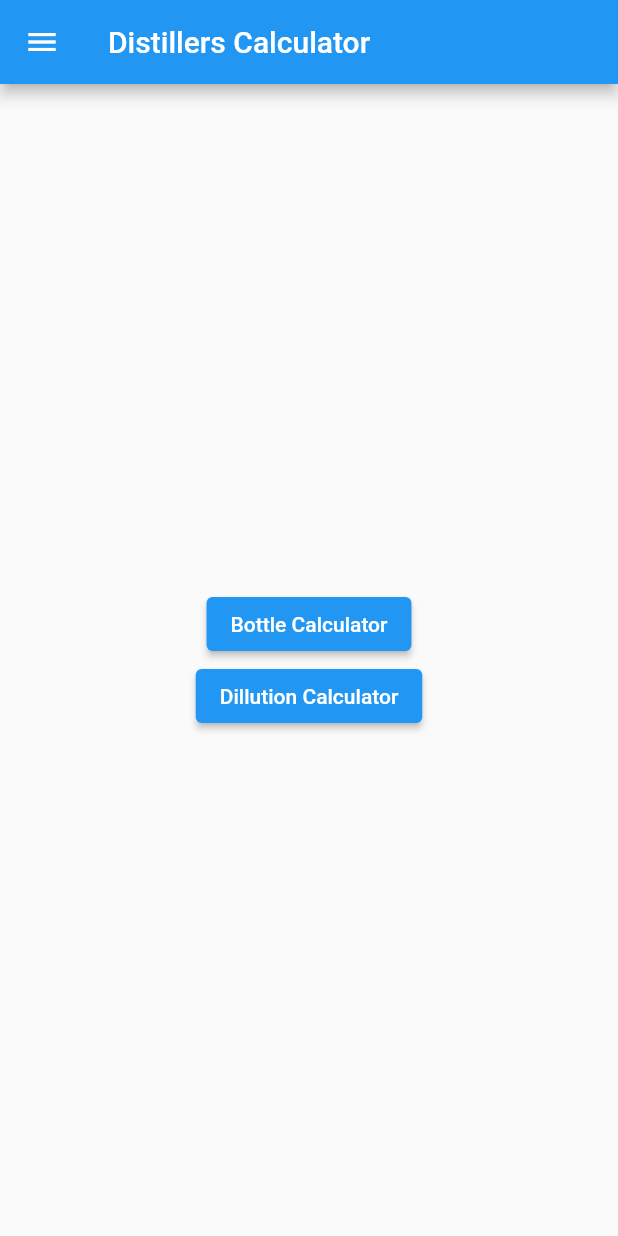
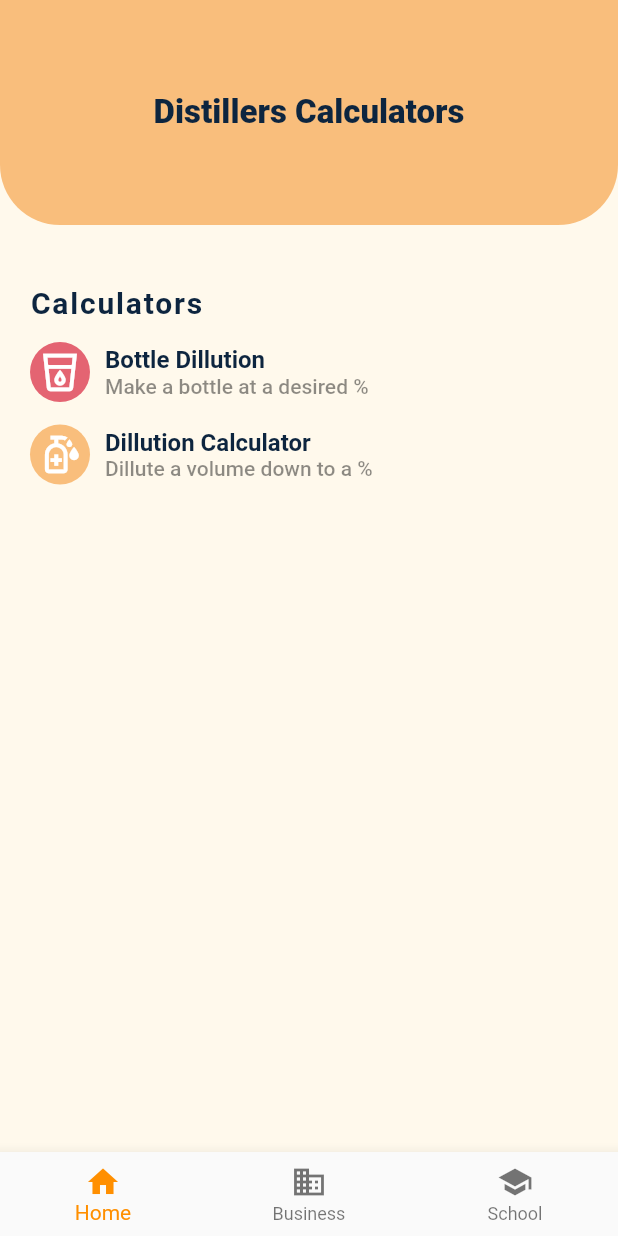
Before and after one commit to BillKeenan/still_it, a Flutter app: the screen it shows after launch, on a phone screen of 412 x 824 dp. Run offline on Flutter 3.47's test engine with Material 2 defaults, Android fonts, the phone set to English and light mode, and no system bars; Roboto replaces fonts that are missing (Poppins).

Commit message:
added theme, and new footer menu. buttons not wired yet.

```diff
--- a/lib/main.dart
+++ b/lib/main.dart
@@ -1,6 +1,7 @@
 import 'package:flutter/material.dart';
 import 'package:still_it/routes.dart';
 import 'package:still_it/screens/home/home.dart';
+import 'package:still_it/theme/colors/light_colors.dart';
 
 void main() {
   runApp(MyApp());
@@ -11,22 +12,15 @@ class MyApp extends StatelessWidget {
   @override
   Widget build(BuildContext context) {
     return MaterialApp(
+      theme: ThemeData(
+        primarySwatch: Colors.blue,
+        textTheme: Theme.of(context).textTheme.apply(
+            bodyColor: LightColors.kDarkBlue,
+            displayColor: LightColors.kDarkBlue,
+            fontFamily: 'Poppins'),
+      ),
       title: 'Still it Calculator',
-      theme: ThemeData(
-        // This is the theme of your application.
-        //
-        // Try running your application with "flutter run". You'll see the
-        // application has a blue toolbar. Then, without quitting the app, try
-        // changing the primarySwatch below to Colors.green and then invoke
-        // "hot reload" (press "r" in the console where you ran "flutter run",
-        // or simply save your changes to "hot reload" in a Flutter IDE).
-        // Notice that the counter didn't reset back to zero; the application
-        // is not restarted.
-        primarySwatch: Colors.blue,
-      ),
-      home: MyHomePage(
-        title: 'Distillers Calculator',
-      ),
+      home: HomePage(),
       routes: routes,
     );
   }
--- a/lib/screens/home/home.dart
+++ b/lib/screens/home/home.dart
@@ -1,105 +1,145 @@
 import 'package:flutter/material.dart';
+import 'package:still_it/theme/colors/light_colors.dart';
+import 'package:still_it/widgets/TaskColumn.dart';
+import 'package:still_it/widgets/TopContainer.dart';
+import 'package:still_it/widgets/footer.dart';
 
-class MyHomePage extends StatefulWidget {
-  MyHomePage({Key? key, required this.title}) : super(key: key);
+class HomePage extends StatelessWidget {
+  var _selectedIndex = 0;
 
-  // This widget is the home page of your application. It is stateful, meaning
-  // that it has a State object (defined below) that contains fields that affect
-  // how it looks.
+  Text subheading(String title) {
+    return Text(
+      title,
+      style: TextStyle(
+          color: LightColors.kDarkBlue,
+          fontSize: 20.0,
+          fontWeight: FontWeight.w700,
+          letterSpacing: 1.2),
+    );
+  }
 
-  // This class is the configuration for the state. It holds the values (in this
-  // case the title) provided by the parent (in this case the App widget) and
-  // used by the build method of the State. Fields in a Widget subclass are
-  // always marked "final".
-
-  final String title;
+  static CircleAvatar calendarIcon() {
+    return CircleAvatar(
+      radius: 25.0,
+      backgroundColor: LightColors.kGreen,
+      child: Icon(
+        Icons.calendar_today,
+        size: 20.0,
+        color: Colors.white,
+      ),
+    );
+  }
 
   @override
-  _MyHomePageState createState() => _MyHomePageState();
-}
-
-class _MyHomePageState extends State<MyHomePage> {
-  @override
   Widget build(BuildContext context) {
-    // This method is rerun every time setState is called, for instance as done
-    // by the _incrementCounter method above.
-    //
-    // The Flutter framework has been optimized to make rerunning build methods
-    // fast, so that you can just rebuild anything that needs updating rather
-    // than having to individually change instances of widgets.
+    double width = MediaQuery.of(context).size.width;
     return Scaffold(
-        appBar: AppBar(
-          // Here we take the value from the MyHomePage object that was created by
-          // the App.build method, and use it to set our appbar title.
-          title: Text(widget.title),
+      backgroundColor: LightColors.kLightYellow,
+      bottomNavigationBar: BottomNavigationBar(
+        items: const <BottomNavigationBarItem>[
+          BottomNavigationBarItem(
+            icon: Icon(Icons.home),
+            label: 'Home',
           ),
-        body: Center(
-          // Center is a layout widget. It takes a single child and positions it
-          // in the middle of the parent.
+          BottomNavigationBarItem(
+            icon: Icon(Icons.business),
+            label: 'Business',
+          ),
+          BottomNavigationBarItem(
+            icon: Icon(Icons.school),
+            label: 'School',
+          ),
+        ],
+        currentIndex: _selectedIndex,
+        selectedItemColor: Colors.amber[800],
+        onTap: _onItemTapped,
+      ),
+      body: SafeArea(
         child: Column(
-            // Column is also a layout widget. It takes a list of children and
-            // arranges them vertically. By default, it sizes itself to fit its
-            // children horizontally, and tries to be as tall as its parent.
-            //
-            // Invoke "debug painting" (press "p" in the console, choose the
-            // "Toggle Debug Paint" action from the Flutter Inspector in Android
-            // Studio, or the "Toggle Debug Paint" command in Visual Studio Code)
-            // to see the wireframe for each widget.
-            //
-            // Column has various properties to control how it sizes itself and
-            // how it positions its children. Here we use mainAxisAlignment to
-            // center the children vertically; the main axis here is the vertical
-            // axis because Columns are vertical (the cross axis would be
-            // horizontal).
-            mainAxisAlignment: MainAxisAlignment.center,
           children: <Widget>[
-              ElevatedButton(
-                onPressed: () {
-                  Navigator.pushNamed(context, '/Volume');
-                },
-                child: Text('Bottle Calculator'),
+            TopContainer(
+              height: 150,
+              width: width,
+              padding: EdgeInsets.all(10),
+              child: Column(
+                  mainAxisAlignment: MainAxisAlignment.spaceEvenly,
+                  children: <Widget>[
+                    Padding(
+                      padding: const EdgeInsets.symmetric(
+                          horizontal: 0, vertical: 0.0),
+                      child: Row(
+                        crossAxisAlignment: CrossAxisAlignment.center,
+                        mainAxisAlignment: MainAxisAlignment.spaceEvenly,
+                        children: <Widget>[
+                          Column(
+                            crossAxisAlignment: CrossAxisAlignment.center,
+                            children: <Widget>[
+                              Container(
+                                child: Text(
+                                  'Distillers Calculators',
+                                  textAlign: TextAlign.start,
+                                  style: TextStyle(
+                                    fontSize: 22.0,
+                                    color: LightColors.kDarkBlue,
+                                    fontWeight: FontWeight.w800,
                                   ),
-              ElevatedButton(
-                onPressed: () {
-                  Navigator.pushNamed(context, '/Dillution');
-                },
-                child: Text('Dillution Calculator'),
+                                ),
+                              ),
+                            ],
+                          )
+                        ],
+                      ),
+                    )
+                  ]),
+            ),
+            Expanded(
+              child: SingleChildScrollView(
+                child: Column(
+                  children: <Widget>[
+                    Container(
+                      color: Colors.transparent,
+                      padding: EdgeInsets.symmetric(
+                          horizontal: 20.0, vertical: 40.0),
+                      child: Column(
+                        children: <Widget>[
+                          Row(
+                            crossAxisAlignment: CrossAxisAlignment.center,
+                            mainAxisAlignment: MainAxisAlignment.spaceBetween,
+                            children: <Widget>[
+                              subheading('Calculators'),
+                            ],
+                          ),
+                          SizedBox(height: 15.0),
+                          TaskColumn(
+                            iconSize: 30,
+                            icon: Icons.local_drink_outlined,
+                            iconBackgroundColor: LightColors.kRed,
+                            title: 'Bottle Dillution',
+                            subtitle: 'Make a bottle at a desired %',
+                          ),
+                          SizedBox(
+                            height: 15.0,
+                          ),
+                          TaskColumn(
+                            iconSize: 30,
+                            icon: Icons.sanitizer_outlined,
+                            iconBackgroundColor: LightColors.kDarkYellow,
+                            title: 'Dillution Calculator',
+                            subtitle: 'Dillute a volume down to a %',
+                          ),
+                          SizedBox(height: 15.0),
+                        ],
+                      ),
                     ),
                   ],
                 ),
               ),
-        drawer: Drawer(
-            // Add a ListView to the drawer. This ensures the user can scroll
-            // through the options in the drawer if there isn't enough vertical
-            // space to fit everything.
-            child: ListView(
-                // Important: Remove any padding from the ListView.
-                padding: EdgeInsets.zero,
-                children: [
-              const DrawerHeader(
-                decoration: BoxDecoration(
-                  color: Colors.blue,
             ),
-                child: Text('Drawer Header'),
+          ],
         ),
-              ListTile(
-                title: const Text('Item 10'),
-                onTap: () {
-                  // Update the state of the app
-                  // ...
-                  // Then close the drawer
-                  Navigator.pop(context);
-                },
       ),
-              ListTile(
-                title: const Text('Item 2'),
-                onTap: () {
-                  // Update the state of the app
-                  // ...
-                  // Then close the drawer
-                  Navigator.pop(context);
-                },
-              )
-            ]))); // This trailing comma makes auto-formatting nicer for build methods.
+    );
   }
+
+  void _onItemTapped(int value) {}
 }
--- /dev/null
+++ b/lib/theme/colors/light_colors.dart
@@ -0,0 +1,16 @@
+import 'package:flutter/material.dart';
+
+class LightColors  {
+  static const Color kLightYellow = Color(0xFFFFF9EC);
+  static const Color kLightYellow2 = Color(0xFFFFE4C7);
+  static const Color kDarkYellow = Color(0xFFF9BE7C);
+  static const Color kPalePink = Color(0xFFFED4D6);
+
+  static const Color kRed = Color(0xFFE46472);
+  static const Color kLavender = Color(0xFFD5E4FE);
+  static const Color kBlue = Color(0xFF6488E4);
+  static const Color kLightGreen = Color(0xFFD9E6DC);
+  static const Color kGreen = Color(0xFF309397);
+
+  static const Color kDarkBlue = Color(0xFF0D253F);
+}
--- /dev/null
+++ b/lib/widgets/TaskColumn.dart
@@ -0,0 +1,54 @@
+import 'package:flutter/material.dart';
+
+class TaskColumn extends StatelessWidget {
+  final IconData icon;
+  final Color iconBackgroundColor;
+  final String title;
+  final String subtitle;
+
+  final double iconSize;
+  TaskColumn({
+    required this.icon,
+    required this.iconBackgroundColor,
+    required this.iconSize,
+    required this.title,
+    required this.subtitle,
+  });
+  @override
+  Widget build(BuildContext context) {
+    return Row(
+      crossAxisAlignment: CrossAxisAlignment.center,
+      children: <Widget>[
+        CircleAvatar(
+          radius: 20.0,
+          backgroundColor: iconBackgroundColor,
+          child: Icon(
+            icon,
+            size: iconSize,
+            color: Colors.white,
+          ),
+        ),
+        SizedBox(width: 10.0),
+        Column(
+          crossAxisAlignment: CrossAxisAlignment.start,
+          children: <Widget>[
+            Text(
+              title,
+              style: TextStyle(
+                fontSize: 16.0,
+                fontWeight: FontWeight.w700,
+              ),
+            ),
+            Text(
+              subtitle,
+              style: TextStyle(
+                  fontSize: 14.0,
+                  fontWeight: FontWeight.w500,
+                  color: Colors.black45),
+            ),
+          ],
+        )
+      ],
+    );
+  }
+}
--- /dev/null
+++ b/lib/widgets/TopContainer.dart
@@ -0,0 +1,31 @@
+import 'package:flutter/material.dart';
+import 'package:still_it/theme/colors/light_colors.dart';
+
+class TopContainer extends StatelessWidget {
+  final double height;
+  final double width;
+  final Widget child;
+  final EdgeInsets padding;
+  TopContainer(
+      {required this.height,
+      required this.width,
+      required this.child,
+      required this.padding});
+
+  @override
+  Widget build(BuildContext context) {
+    return Container(
+      padding:
+          padding != null ? padding : EdgeInsets.symmetric(horizontal: 20.0),
+      decoration: BoxDecoration(
+          color: LightColors.kDarkYellow,
+          borderRadius: BorderRadius.only(
+            bottomRight: Radius.circular(40.0),
+            bottomLeft: Radius.circular(40.0),
+          )),
+      height: height,
+      width: width,
+      child: child,
+    );
+  }
+}
```
Also changed, not shown: lib/screens/home/volume.dart (+33 -8 lines), lib/widgets/active_project_card.dart (added, +61 -0 lines), lib/widgets/footer.dart (added, +46 -0 lines), lib/theme/theme.dart (added), 1 other file. Lines whose indentation alone changed are shown as unchanged.
